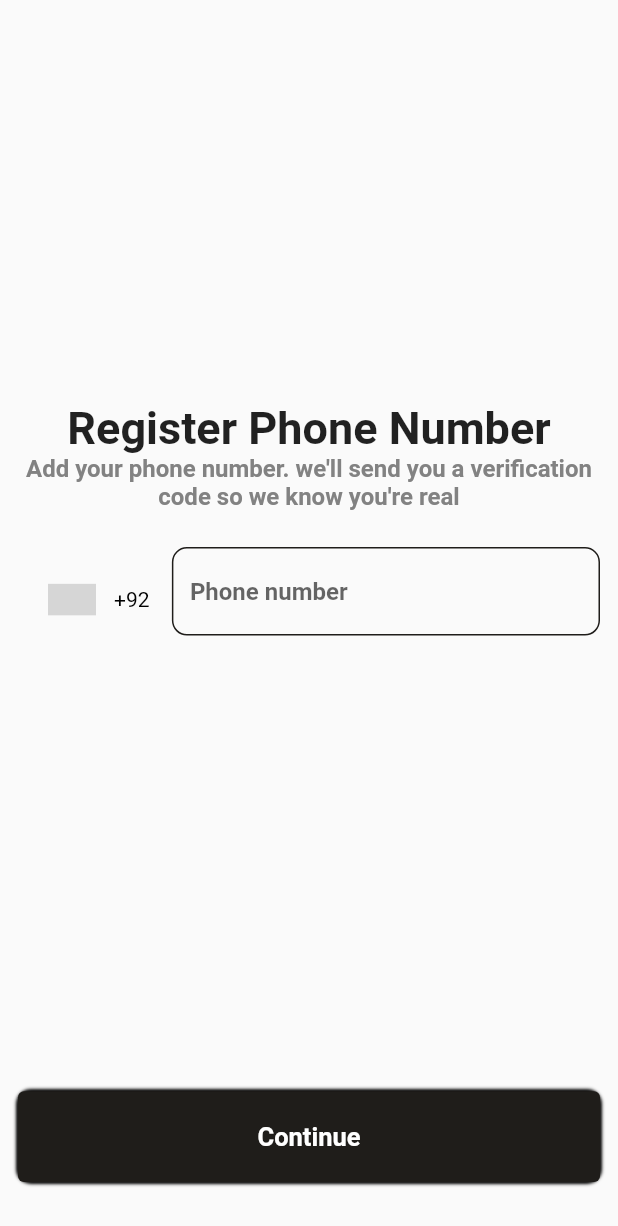
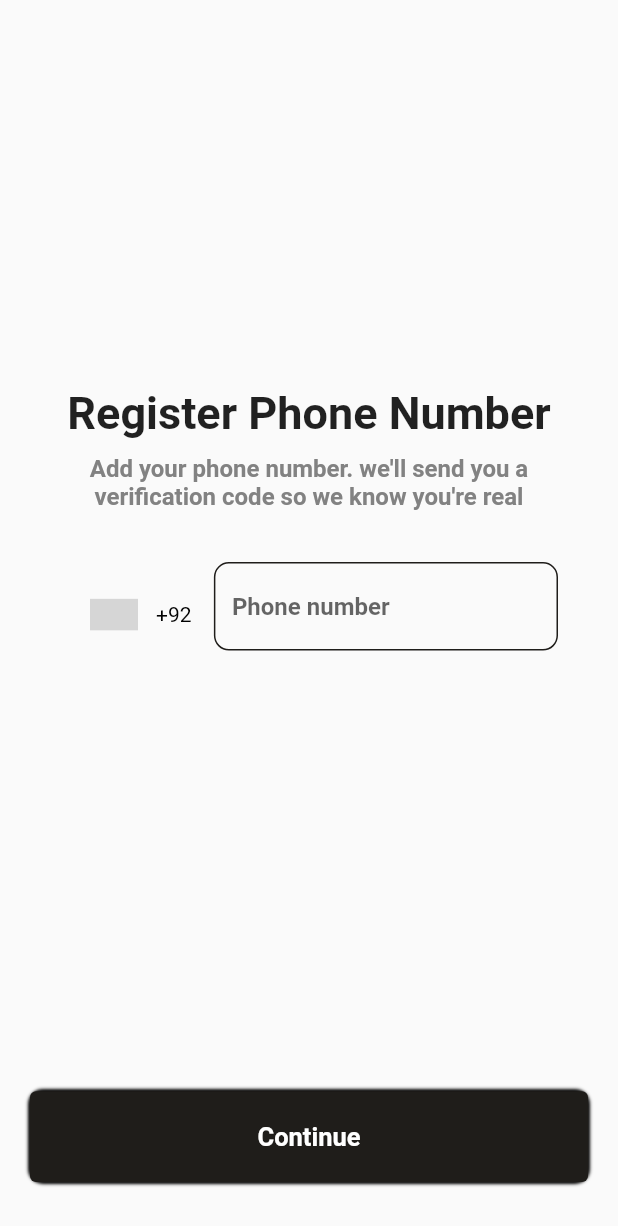
Before and after one commit to Nisa-fatima369/book_app, a Flutter app: the PhoneScreen screen opened by its route, after a tap on "Continue", on a phone screen of 412 x 824 dp. Shown: the top 1226 px of the screen. Run offline on Flutter 3.47's test engine with Material 2 defaults, Android fonts, the phone set to English and light mode, and no system bars; drawn by our look-alikes of intl_phone_number_input; our stand-ins replace dropdown_button2, expandable, firebase_auth, firebase_core, flutter_rating_bar, font_awesome_flutter and 3 more; accounts and stored records are empty; network calls fail; grey boxes are pictures that could not be loaded.

Commit message:
31-05-23

```diff
--- a/lib/screens/phone_screen.dart
+++ b/lib/screens/phone_screen.dart
@@ -7,7 +7,8 @@ import 'package:intl_phone_number_input/intl_phone_number_input.dart';
 class PhoneScreen extends StatefulWidget {
    const PhoneScreen({super.key});
 
-  static String verify = '';
+  static String actualCode='';
+
 
   @override
   State<PhoneScreen> createState() => _PhoneScreenState();
@@ -17,18 +18,20 @@ class _PhoneScreenState extends State<PhoneScreen> {
   final GlobalKey<FormState> formKey = GlobalKey<FormState>();
   TextEditingController phoneController = TextEditingController();
 
+
   String initialCountry = 'PK';
   PhoneNumber number = PhoneNumber(isoCode: 'PK');
 
   @override
   Widget build(BuildContext context) {
     return Scaffold(
-      // resizeToAvoidBottomInset: false,
       body: Padding(
-        padding: const EdgeInsets.symmetric(vertical: 12, horizontal: 12),
+        padding: const EdgeInsets.symmetric(vertical: 12, horizontal: 20),
         child: Column(
           children: [
             Expanded(
+              child: Padding(
+                padding: EdgeInsets.symmetric(horizontal: 20),
                 child: Column(
                   mainAxisAlignment: MainAxisAlignment.center,
                   children: [
@@ -37,11 +40,16 @@ class _PhoneScreenState extends State<PhoneScreen> {
                       style: Theme.of(context).textTheme.headlineSmall,
                       textAlign: TextAlign.center,
                     ),
+                    SizedBox(height: 10),
                     Text(
                       "Add your phone number. we'll send you a verification code so we know you're real",
-                    style: Theme.of(context).textTheme.titleMedium!.copyWith(color: AppColors.titleMedium),
+                      style: Theme.of(context)
+                          .textTheme
+                          .titleMedium!
+                          .copyWith(color: AppColors.titleMedium),
                       textAlign: TextAlign.center,
                     ),
+                    SizedBox(height: 10),
                     Padding(
                       padding: const EdgeInsets.symmetric(vertical: 24),
                       child: Form(
@@ -55,13 +63,15 @@ class _PhoneScreenState extends State<PhoneScreen> {
                             selectorType: PhoneInputSelectorType.DIALOG,
                           ),
                           ignoreBlank: false,
-                        autoValidateMode: AutovalidateMode.disabled,
-                        selectorTextStyle: const TextStyle(color: Colors.black),
+                          autoValidateMode: AutovalidateMode.onUserInteraction,
+                          selectorTextStyle:
+                              const TextStyle(color: Colors.black),
                           spaceBetweenSelectorAndTextField: 0,
                           initialValue: number,
                           textFieldController: phoneController,
                           formatInput: true,
-                        keyboardType: const TextInputType.numberWithOptions(signed: true, decimal: true),
+                          keyboardType: const TextInputType.numberWithOptions(
+                              signed: true, decimal: true),
                           inputBorder: InputBorder.none,
                           onSaved: (PhoneNumber number) {},
                         ),
@@ -70,12 +80,13 @@ class _PhoneScreenState extends State<PhoneScreen> {
                   ],
                 ),
               ),
+            ),
             Padding(
               padding: const EdgeInsets.symmetric(vertical: 24),
               child: Container(
                 decoration: BoxDecoration(
                   borderRadius: BorderRadius.circular(10.0),
-                  boxShadow: const [
+                  boxShadow: [
                     BoxShadow(
                       spreadRadius: 1,
                       blurRadius: 1,
@@ -88,17 +99,21 @@ class _PhoneScreenState extends State<PhoneScreen> {
                     if (formKey.currentState?.validate() ?? false) {
                       await FirebaseAuth.instance.verifyPhoneNumber(
                         phoneNumber: number.phoneNumber!,
-                        verificationCompleted: (PhoneAuthCredential credential) {
+                        timeout: Duration(seconds: 60),
+                        verificationCompleted:
+                            (PhoneAuthCredential credential) {
                           print(credential);
                         },
                         verificationFailed: (FirebaseAuthException e) {
                           print(e);
                         },
                         codeSent: (String verificationId, int? resendToken) {
-                          PhoneScreen.verify = verificationId;
+
+                          PhoneScreen.actualCode = verificationId;
                           Navigator.pushNamed(context, Routes.otp);
                         },
                         codeAutoRetrievalTimeout: (String verificationId) {
+
                           print(verificationId);
                         },
                       );
@@ -114,7 +129,8 @@ class _PhoneScreenState extends State<PhoneScreen> {
                     padding: const EdgeInsets.all(14.0),
                     child: Text(
                       'Continue',
-                      style: TextStyle(color: Theme.of(context).colorScheme.onSecondary),
+                      style: TextStyle(
+                          color: Theme.of(context).colorScheme.onSecondary),
                     ),
                   ),
                 ),
```
Also changed, not shown: lib/screens/otp.dart (+24 -15 lines), pubspec.lock, 1 other file. Lines whose indentation alone changed are shown as unchanged.
